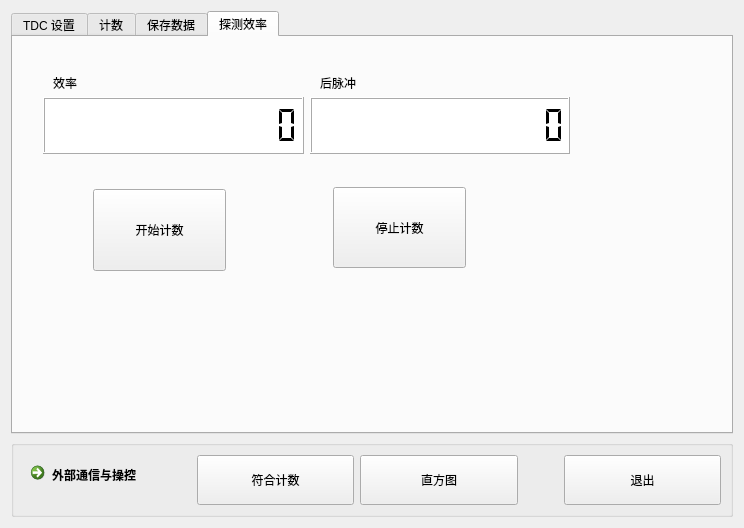
Qt form ui/widget.ui (WhiteChimney/TDC-counter) before a commit.
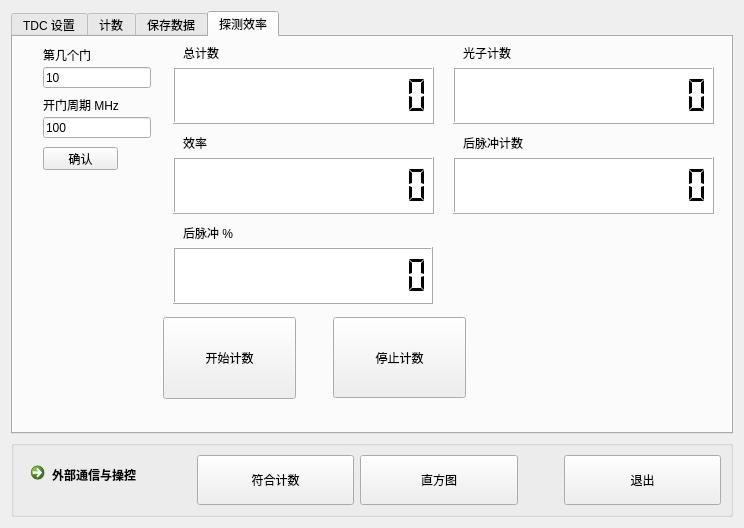
The same form after that commit.

Commit message: 添加单光子探测效率的功能

```diff
--- a/ui/widget.ui
+++ b/ui/widget.ui
@@ -1128,8 +1128,8 @@
       <widget class="QLCDNumber" name="lcdSPC1_3">
        <property name="geometry">
         <rect>
-         <x>30</x>
-         <y>60</y>
+         <x>160</x>
+         <y>120</y>
          <width>261</width>
          <height>57</height>
         </rect>
@@ -1159,8 +1159,8 @@
       <widget class="QLCDNumber" name="lcdSPC1_4">
        <property name="geometry">
         <rect>
-         <x>297</x>
-         <y>60</y>
+         <x>160</x>
+         <y>210</y>
          <width>260</width>
          <height>57</height>
         </rect>
@@ -1190,21 +1190,21 @@
       <widget class="QLabel" name="label_22">
        <property name="geometry">
         <rect>
-         <x>307</x>
-         <y>40</y>
+         <x>170</x>
+         <y>190</y>
          <width>260</width>
          <height>12</height>
         </rect>
        </property>
        <property name="text">
-        <string>后脉冲</string>
+        <string>后脉冲 %</string>
        </property>
       </widget>
       <widget class="QLabel" name="label_23">
        <property name="geometry">
         <rect>
-         <x>40</x>
-         <y>40</y>
+         <x>170</x>
+         <y>100</y>
          <width>261</width>
          <height>12</height>
         </rect>
@@ -1216,8 +1216,8 @@
       <widget class="QPushButton" name="buttonStarteff">
        <property name="geometry">
         <rect>
-         <x>80</x>
-         <y>152</y>
+         <x>150</x>
+         <y>280</y>
          <width>133</width>
          <height>82</height>
         </rect>
@@ -1236,7 +1236,7 @@
        <property name="geometry">
         <rect>
          <x>320</x>
-         <y>150</y>
+         <y>280</y>
          <width>133</width>
          <height>81</height>
         </rect>
@@ -1251,6 +1251,203 @@
         <string>停止计数</string>
        </property>
       </widget>
+      <widget class="QLineEdit" name="levelTextgatenum">
+       <property name="geometry">
+        <rect>
+         <x>30</x>
+         <y>30</y>
+         <width>108</width>
+         <height>21</height>
+        </rect>
+       </property>
+       <property name="text">
+        <string>10</string>
+       </property>
+      </widget>
+      <widget class="QLabel" name="label_24">
+       <property name="geometry">
+        <rect>
+         <x>30</x>
+         <y>10</y>
+         <width>81</width>
+         <height>16</height>
+        </rect>
+       </property>
+       <property name="text">
+        <string>第几个门</string>
+       </property>
+      </widget>
+      <widget class="QLabel" name="label_25">
+       <property name="geometry">
+        <rect>
+         <x>170</x>
+         <y>10</y>
+         <width>261</width>
+         <height>12</height>
+        </rect>
+       </property>
+       <property name="text">
+        <string>总计数</string>
+       </property>
+      </widget>
+      <widget class="QLCDNumber" name="lcdSPC1_count">
+       <property name="geometry">
+        <rect>
+         <x>160</x>
+         <y>30</y>
+         <width>261</width>
+         <height>57</height>
+        </rect>
+       </property>
+       <property name="sizePolicy">
+        <sizepolicy hsizetype="Minimum" vsizetype="Expanding">
+         <horstretch>1</horstretch>
+         <verstretch>0</verstretch>
+        </sizepolicy>
+       </property>
+       <property name="styleSheet">
+        <string notr="true">background-color: rgb(255, 255, 255);</string>
+       </property>
+       <property name="digitCount">
+        <number>13</number>
+       </property>
+       <property name="segmentStyle">
+        <enum>QLCDNumber::Flat</enum>
+       </property>
+       <property name="value" stdset="0">
+        <double>0.000000000000000</double>
+       </property>
+       <property name="intValue" stdset="0">
+        <number>0</number>
+       </property>
+      </widget>
+      <widget class="QPushButton" name="pushButtongatenum">
+       <property name="geometry">
+        <rect>
+         <x>30</x>
+         <y>110</y>
+         <width>75</width>
+         <height>23</height>
+        </rect>
+       </property>
+       <property name="text">
+        <string>确认</string>
+       </property>
+      </widget>
+      <widget class="QLineEdit" name="levelTextfreq">
+       <property name="geometry">
+        <rect>
+         <x>30</x>
+         <y>80</y>
+         <width>108</width>
+         <height>21</height>
+        </rect>
+       </property>
+       <property name="text">
+        <string>100</string>
+       </property>
+      </widget>
+      <widget class="QLabel" name="label_26">
+       <property name="geometry">
+        <rect>
+         <x>30</x>
+         <y>60</y>
+         <width>81</width>
+         <height>16</height>
+        </rect>
+       </property>
+       <property name="text">
+        <string>开门周期 MHz</string>
+       </property>
+      </widget>
+      <widget class="QLabel" name="label_27">
+       <property name="geometry">
+        <rect>
+         <x>450</x>
+         <y>10</y>
+         <width>261</width>
+         <height>12</height>
+        </rect>
+       </property>
+       <property name="text">
+        <string>光子计数</string>
+       </property>
+      </widget>
+      <widget class="QLCDNumber" name="lcdSPC1_photoncount">
+       <property name="geometry">
+        <rect>
+         <x>440</x>
+         <y>30</y>
+         <width>261</width>
+         <height>57</height>
+        </rect>
+       </property>
+       <property name="sizePolicy">
+        <sizepolicy hsizetype="Minimum" vsizetype="Expanding">
+         <horstretch>1</horstretch>
+         <verstretch>0</verstretch>
+        </sizepolicy>
+       </property>
+       <property name="styleSheet">
+        <string notr="true">background-color: rgb(255, 255, 255);</string>
+       </property>
+       <property name="digitCount">
+        <number>13</number>
+       </property>
+       <property name="segmentStyle">
+        <enum>QLCDNumber::Flat</enum>
+       </property>
+       <property name="value" stdset="0">
+        <double>0.000000000000000</double>
+       </property>
+       <property name="intValue" stdset="0">
+        <number>0</number>
+       </property>
+      </widget>
+      <widget class="QLabel" name="label_28">
+       <property name="geometry">
+        <rect>
+         <x>450</x>
+         <y>100</y>
+         <width>261</width>
+         <height>12</height>
+        </rect>
+       </property>
+       <property name="text">
+        <string>后脉冲计数</string>
+       </property>
+      </widget>
+      <widget class="QLCDNumber" name="lcdSPC1_apcount_3">
+       <property name="geometry">
+        <rect>
+         <x>440</x>
+         <y>120</y>
+         <width>261</width>
+         <height>57</height>
+        </rect>
+       </property>
+       <property name="sizePolicy">
+        <sizepolicy hsizetype="Minimum" vsizetype="Expanding">
+         <horstretch>1</horstretch>
+         <verstretch>0</verstretch>
+        </sizepolicy>
+       </property>
+       <property name="styleSheet">
+        <string notr="true">background-color: rgb(255, 255, 255);</string>
+       </property>
+       <property name="digitCount">
+        <number>13</number>
+       </property>
+       <property name="segmentStyle">
+        <enum>QLCDNumber::Flat</enum>
+       </property>
+       <property name="value" stdset="0">
+        <double>0.000000000000000</double>
+       </property>
+       <property name="intValue" stdset="0">
+        <number>0</number>
+       </property>
+      </widget>
      </widget>
     </widget>
    </item>
```
The commit also changes 3 other files.
